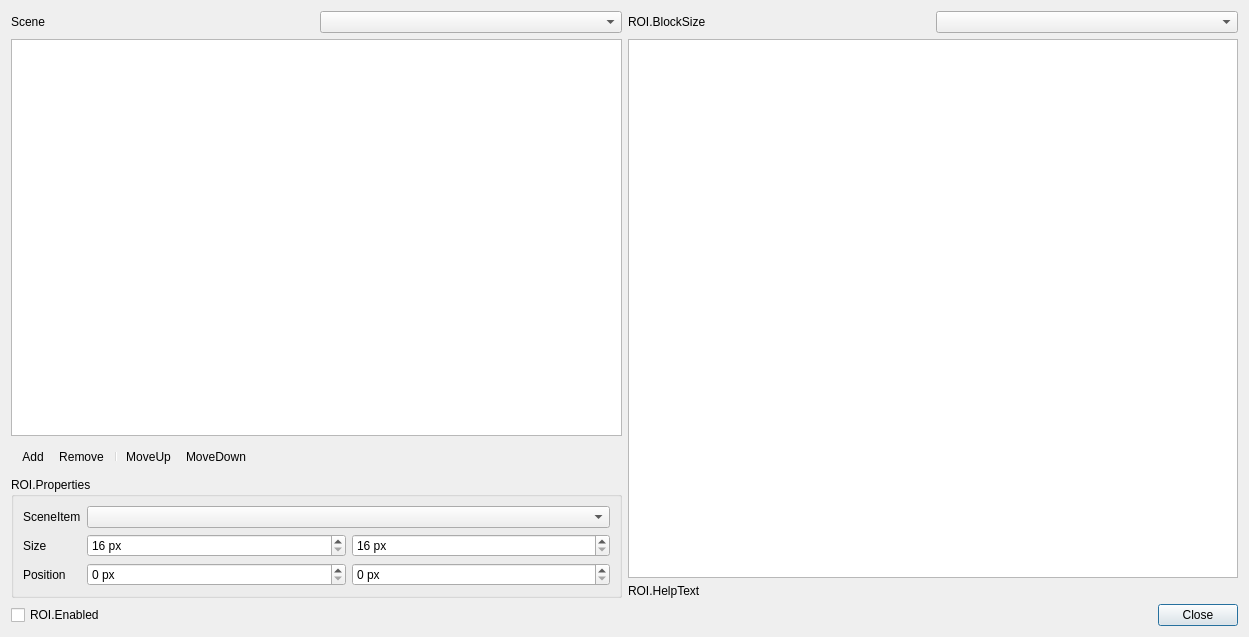
Old version of the form UI/frontend-plugins/frontend-tools/forms/roi-editor.ui in the repository derrod/obs-studio.
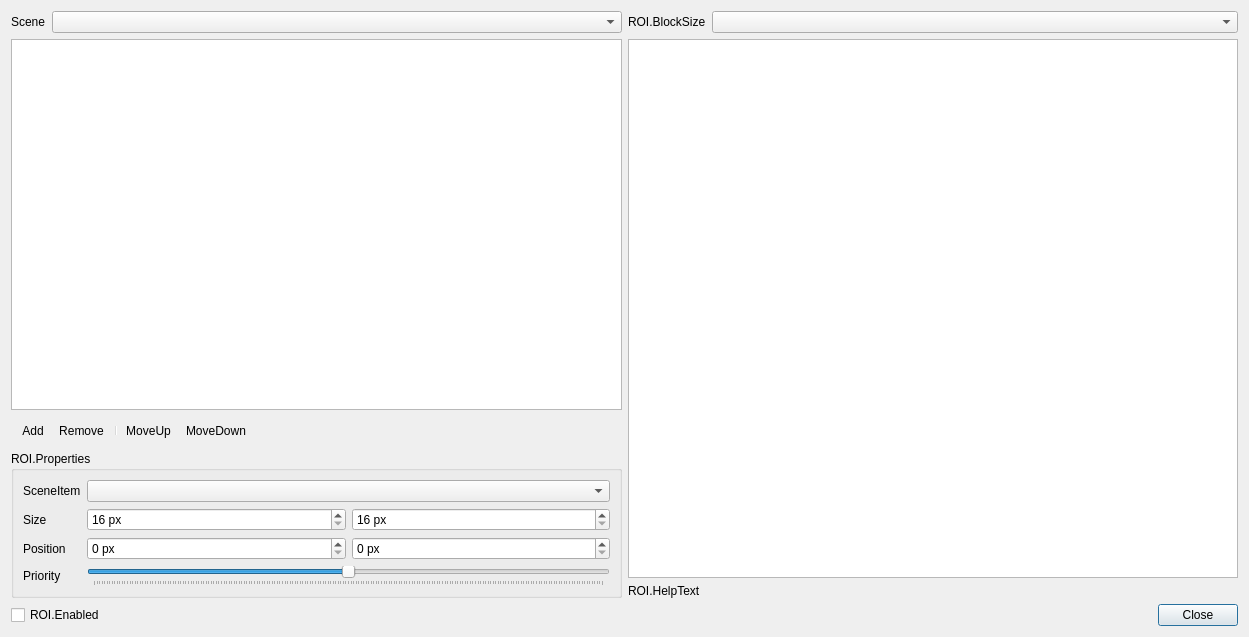
New version of the form. Icons and pictures are not drawn.

The edit to the form file:
```diff
--- a/UI/frontend-plugins/frontend-tools/forms/roi-editor.ui
+++ b/UI/frontend-plugins/frontend-tools/forms/roi-editor.ui
@@ -37,7 +37,14 @@
           </widget>
          </item>
          <item>
-          <widget class="QComboBox" name="sceneSelect"/>
+          <widget class="QComboBox" name="sceneSelect">
+           <property name="sizePolicy">
+            <sizepolicy hsizetype="MinimumExpanding" vsizetype="Fixed">
+             <horstretch>0</horstretch>
+             <verstretch>0</verstretch>
+            </sizepolicy>
+           </property>
+          </widget>
          </item>
         </layout>
        </item>
@@ -159,6 +166,35 @@
             </item>
            </layout>
           </item>
+          <item row="3" column="0">
+           <widget class="QLabel" name="priorityLabel">
+            <property name="text">
+             <string>Priority</string>
+            </property>
+            <property name="buddy">
+             <cstring>prioritySlider</cstring>
+            </property>
+           </widget>
+          </item>
+          <item row="3" column="1">
+           <widget class="QSlider" name="prioritySlider">
+            <property name="minimum">
+             <number>-100</number>
+            </property>
+            <property name="maximum">
+             <number>100</number>
+            </property>
+            <property name="tracking">
+             <bool>true</bool>
+            </property>
+            <property name="orientation">
+             <enum>Qt::Orientation::Horizontal</enum>
+            </property>
+            <property name="tickPosition">
+             <enum>QSlider::TickPosition::TicksBelow</enum>
+            </property>
+           </widget>
+          </item>
          </layout>
         </widget>
        </item>
@@ -170,6 +206,12 @@
         <layout class="QHBoxLayout" name="horizontalLayout_4">
          <item>
           <widget class="QLabel" name="label_2">
+           <property name="sizePolicy">
+            <sizepolicy hsizetype="Preferred" vsizetype="Preferred">
+             <horstretch>0</horstretch>
+             <verstretch>0</verstretch>
+            </sizepolicy>
+           </property>
            <property name="text">
             <string>ROI.BlockSize</string>
            </property>
@@ -179,7 +221,14 @@
           </widget>
          </item>
          <item>
-          <widget class="QComboBox" name="roiBlockSize"/>
+          <widget class="QComboBox" name="roiBlockSize">
+           <property name="sizePolicy">
+            <sizepolicy hsizetype="MinimumExpanding" vsizetype="Fixed">
+             <horstretch>0</horstretch>
+             <verstretch>0</verstretch>
+            </sizepolicy>
+           </property>
+          </widget>
          </item>
         </layout>
        </item>
```
Left out of the diff: 19 changed lines with no effect on the pictures.
